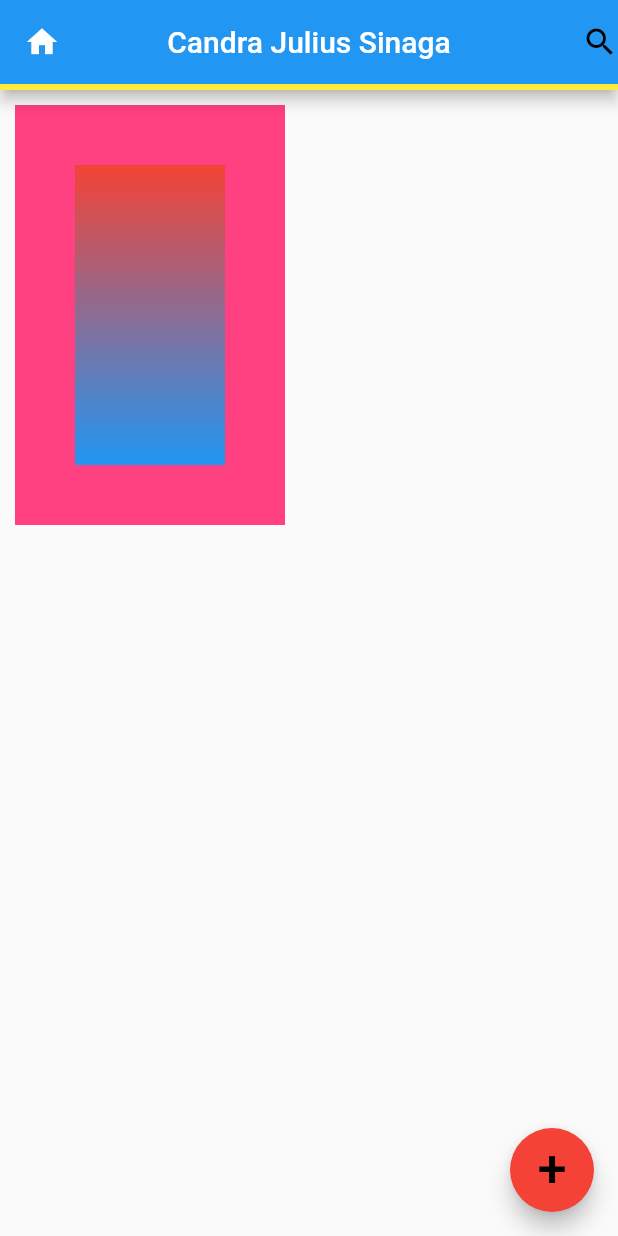
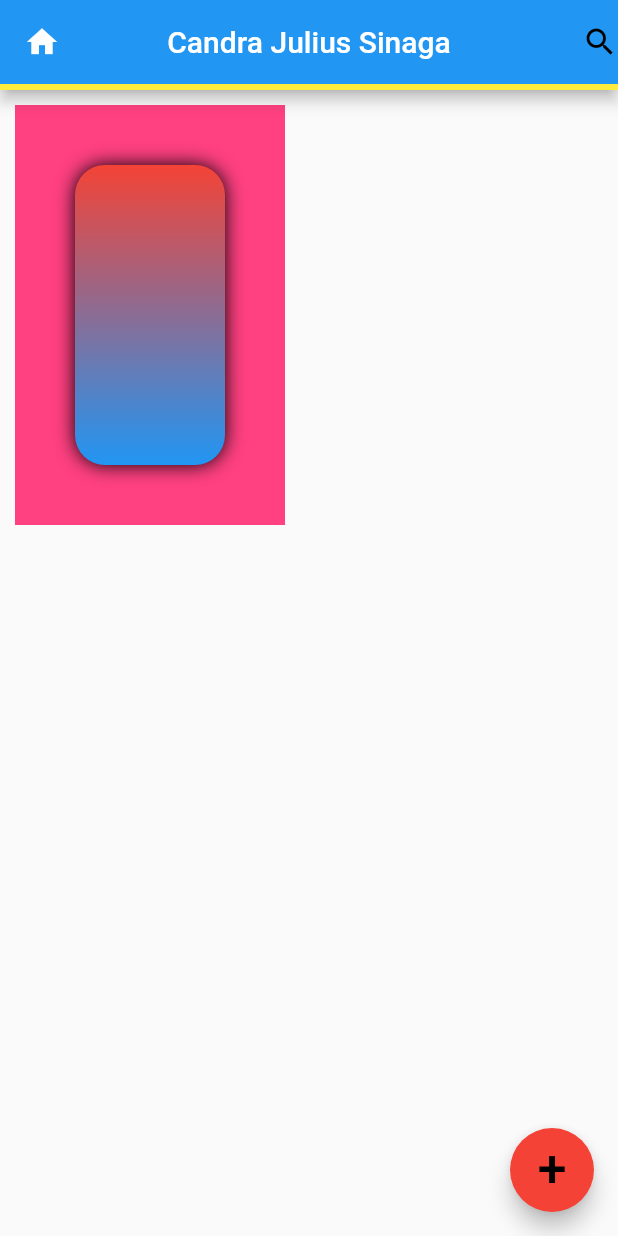
Before and after one commit to JuliusCandra/latihan_text_wiget, a Flutter app: the screen it shows after launch, on a phone screen of 412 x 824 dp. Run offline on Flutter 3.47's test engine with Material 2 defaults, Android fonts, the phone set to English and light mode, and no system bars.

```diff
--- a/lib/main.dart
+++ b/lib/main.dart
@@ -49,6 +49,10 @@ class MyApp extends StatelessWidget {
                   Colors.blue
                 ],
               ),
+              borderRadius: BorderRadius.circular(20),
+              boxShadow: <BoxShadow>[
+                BoxShadow(blurRadius: 10),
+              ],
             ),
             height: 200,
             width: 100,
```
Also changed, not shown: 1 other file.
